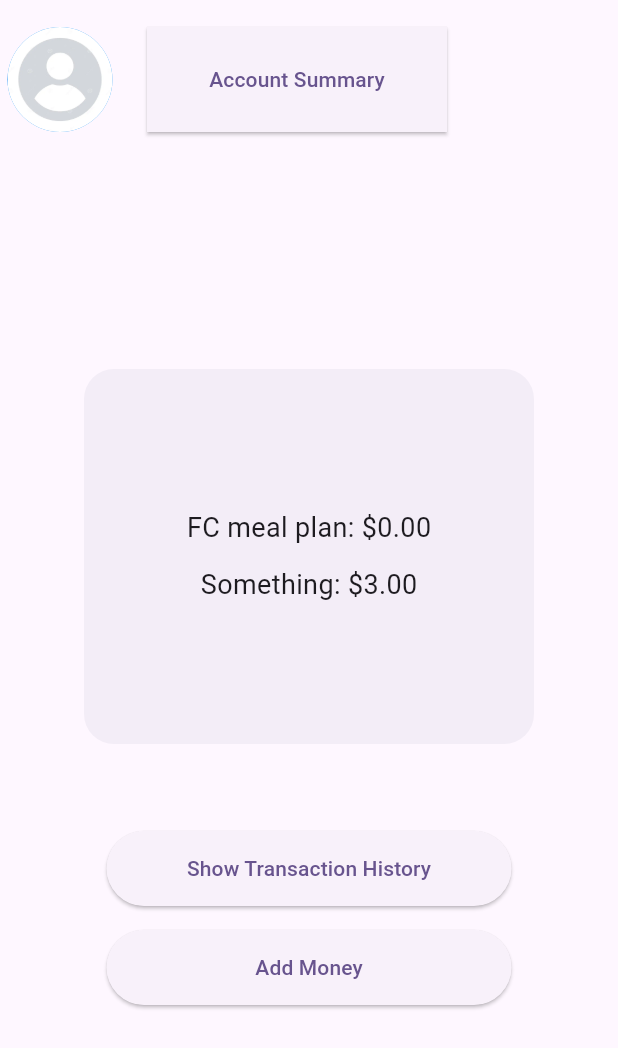
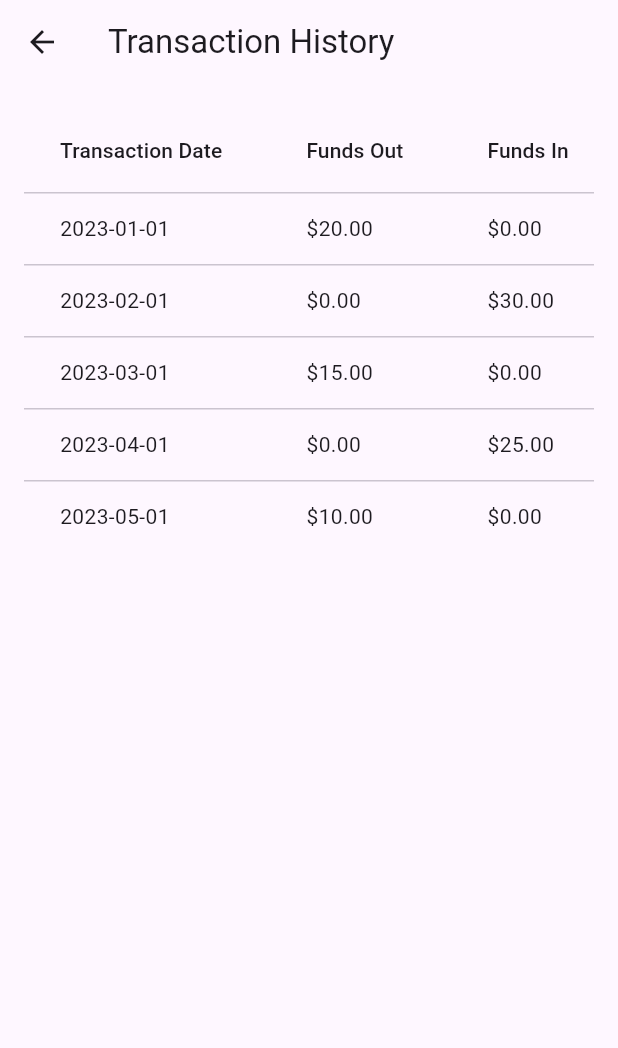
Before and after one commit to fancard-capstone/fancard-app, a Flutter app: the AccountPage screen opened directly, after a tap on "Show Transaction History", on a phone screen of 412 x 824 dp. Shown: the top 1048 px of the screen. Run offline on Flutter 3.47's test engine with Material 2 defaults, Android fonts, the phone set to English and light mode, and no system bars; our stand-ins replace image_picker.

Commit message:
add money page

```diff
--- a/lib/account.dart
+++ b/lib/account.dart
@@ -1,3 +1,5 @@
+import 'package:fancardplus/add_money_page.dart';
+import 'package:fancardplus/transaction_history.dart';
 import 'package:flutter/material.dart';
 
 class MyApp extends StatelessWidget {
@@ -6,7 +8,9 @@ class MyApp extends StatelessWidget {
   @override
   Widget build(BuildContext context) {
     return const MaterialApp(
-      home: AccountPage(responseBody: null,),
+      home: AccountPage(
+        responseBody: null,
+      ),
     );
   }
 }
@@ -27,19 +31,22 @@ class _AccountPageState extends State<AccountPage> {
         children: [
           Positioned(
             top: 10,
-            left:55,
+            left: 55,
             right: 0,
             child: Container(
               padding: const EdgeInsets.symmetric(horizontal: 0),
               child: Row(
                 crossAxisAlignment: CrossAxisAlignment.start,
                 children: [
-                  const SizedBox(width: 35), // Adjusted the width to maintain the spacing
+                  const SizedBox(
+                      width: 35), // Adjusted the width to maintain the spacing
                   Expanded(
                     child: Column(
                       crossAxisAlignment: CrossAxisAlignment.start,
                       children: [
-                        CustomButton('Account Summary', () {
+                        CustomButton(
+                          'Account Summary',
+                          () {
                             // Add functionality for the Account Summary button
                           },
                           isRounded: false,
@@ -56,8 +63,9 @@ class _AccountPageState extends State<AccountPage> {
             ),
           ),
           Positioned(
-            top: 18, // Adjusted the top position to move the CircleAvatar down by 5 units
-            left:5,
+            top:
+                18, // Adjusted the top position to move the CircleAvatar down by 5 units
+            left: 5,
             right: 0,
             child: Container(
               padding: const EdgeInsets.symmetric(horizontal: 0),
@@ -68,14 +76,16 @@ class _AccountPageState extends State<AccountPage> {
                     backgroundImage: AssetImage(
                         'assets/images/user_image.jpg'), // Replace with your image
                     radius: 35, // Width of the CircleAvatar
-                    backgroundColor: Colors.blue, // Replace with your desired background color or remove it
+                    backgroundColor: Colors
+                        .blue, // Replace with your desired background color or remove it
                   ),
                 ],
               ),
             ),
           ),
           Padding(
-            padding: const EdgeInsets.only(top: 100), // Adjust this value to align with the summary box
+            padding: const EdgeInsets.only(
+                top: 100), // Adjust this value to align with the summary box
             child: Center(
               child: Column(
                 mainAxisAlignment: MainAxisAlignment.center,
@@ -94,7 +104,8 @@ class _AccountPageState extends State<AccountPage> {
                         Text(
                           'FC meal plan: \$0.00',
                           style: TextStyle(
-                            fontSize: 18, // Increased font size for better visibility
+                            fontSize:
+                                18, // Increased font size for better visibility
                             fontWeight: FontWeight.w400,
                           ),
                         ),
@@ -102,7 +113,8 @@ class _AccountPageState extends State<AccountPage> {
                         Text(
                           'Something: \$3.00',
                           style: TextStyle(
-                            fontSize: 18, // Increased font size for better visibility
+                            fontSize:
+                                18, // Increased font size for better visibility
                             fontWeight: FontWeight.w400,
                           ),
                         ),
@@ -113,7 +125,12 @@ class _AccountPageState extends State<AccountPage> {
                   CustomButton(
                     'Show Transaction History',
                     () {
-                      // Add functionality for the Show Transaction History button
+                      Navigator.push(
+                        context,
+                        MaterialPageRoute(
+                            builder: (context) =>
+                                const TransactionHistoryPage()),
+                      );
                     },
                     isRounded: true,
                     width: 270,
@@ -123,7 +140,12 @@ class _AccountPageState extends State<AccountPage> {
                   CustomButton(
                     'Add Money',
                     () {
-                      // Add functionality for the Add Money button
+                      Navigator.push(
+                        context,
+                        MaterialPageRoute(
+                            builder: (context) =>
+                                const AddMoneyPage()),
+                      );
                     },
                     isRounded: true,
                     width: 270,
--- /dev/null
+++ b/lib/transaction_history.dart
@@ -0,0 +1,66 @@
+import 'package:flutter/material.dart';
+
+class TransactionHistoryPage extends StatelessWidget {
+  const TransactionHistoryPage({super.key});
+
+  @override
+  Widget build(BuildContext context) {
+    return Scaffold(
+      appBar: AppBar(
+        title: const Text('Transaction History'),
+      ),
+      body: Padding(
+        padding: const EdgeInsets.all(16.0),
+        child: SingleChildScrollView(
+          scrollDirection: Axis.horizontal,
+          child: DataTable(
+            columns: const [
+              DataColumn(label: Text('Transaction Date')),
+              DataColumn(label: Text('Funds Out')),
+              DataColumn(label: Text('Funds In')),
+              DataColumn(label: Text('Balance')),
+              DataColumn(label: Text('Description')),
+            ],
+            rows: const [
+              DataRow(cells: [
+                DataCell(Text('2023-01-01')),
+                DataCell(Text('\$20.00')),
+                DataCell(Text('\$0.00')),
+                DataCell(Text('\$100.00')),
+                DataCell(Text('Payment')),
+              ]),
+              DataRow(cells: [
+                DataCell(Text('2023-02-01')),
+                DataCell(Text('\$0.00')),
+                DataCell(Text('\$30.00')),
+                DataCell(Text('\$130.00')),
+                DataCell(Text('Deposit')),
+              ]),
+              DataRow(cells: [
+                DataCell(Text('2023-03-01')),
+                DataCell(Text('\$15.00')),
+                DataCell(Text('\$0.00')),
+                DataCell(Text('\$115.00')),
+                DataCell(Text('Expense')),
+              ]),
+              DataRow(cells: [
+                DataCell(Text('2023-04-01')),
+                DataCell(Text('\$0.00')),
+                DataCell(Text('\$25.00')),
+                DataCell(Text('\$140.00')),
+                DataCell(Text('Refund')),
+              ]),
+              DataRow(cells: [
+                DataCell(Text('2023-05-01')),
+                DataCell(Text('\$10.00')),
+                DataCell(Text('\$0.00')),
+                DataCell(Text('\$130.00')),
+                DataCell(Text('Payment')),
+              ]),
+            ],
+          ),
+        ),
+      ),
+    );
+  }
+}
```
Also changed, not shown: lib/add_money_page.dart (added, +133 -0 lines), lib/main.dart (+0 -15 lines). Lines whose indentation alone changed are shown as unchanged.
